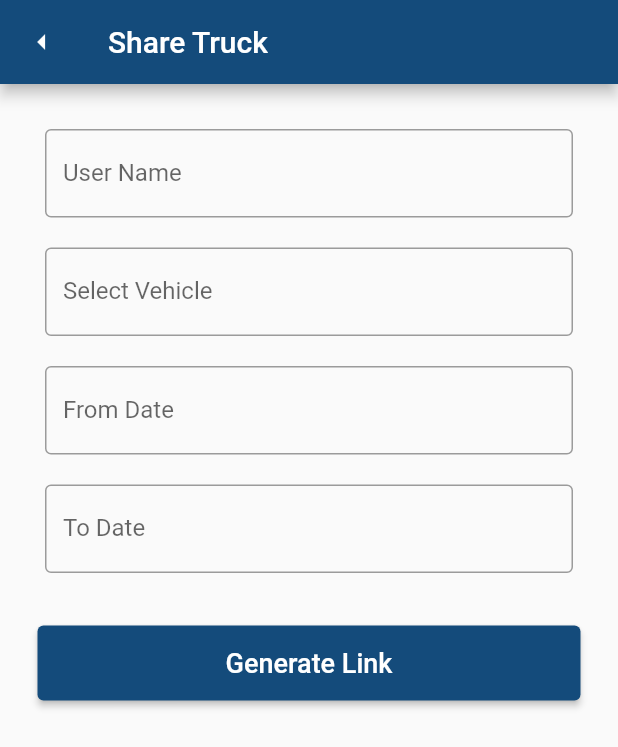
After one commit to anubhav11march/gps, a Flutter app: the shareTruck screen opened directly, on a phone screen of 412 x 824 dp. The commit adds this screen. Shown: the top 747 px of the screen. Run offline on Flutter 3.47's test engine with Material 2 defaults, Android fonts, the phone set to English and light mode, and no system bars.

Commit message:
Designed 4 pages - Alert Types, Forgot Pwd, Select Vehicles, Share Truck

```diff
--- a/lib/main.dart
+++ b/lib/main.dart
@@ -1,5 +1,9 @@
 import 'package:flutter/material.dart';
 import 'package:flutter/services.dart';
+import 'package:gps/screens/alert_type.dart';
+import 'package:gps/screens/forgot_pwd.dart';
+import 'package:gps/screens/select_vehicles.dart';
+import 'package:gps/screens/share_truck.dart';
 
 void main() {
   runApp(const MyApp());
--- /dev/null
+++ b/lib/screens/share_truck.dart
@@ -0,0 +1,70 @@
+import 'package:flutter/material.dart';
+
+class shareTruck extends StatelessWidget {
+  const shareTruck({ Key? key }) : super(key: key);
+
+  @override
+  Widget build(BuildContext context) {
+    return Scaffold(
+      appBar: AppBar(
+        automaticallyImplyLeading: false,
+        leading: Icon(Icons.arrow_left_outlined),
+        title: Text("Share Truck"),
+        backgroundColor: Color(0xFF144B7B),
+      ),
+      body: SingleChildScrollView(
+      child: Column(
+        children: [
+          Padding(
+            padding: EdgeInsets.fromLTRB(30, 30, 30, 10),
+            child: TextField(
+              decoration: InputDecoration(
+                border: OutlineInputBorder(),
+                labelText: "User Name",
+              ),
+            ),
+          ),
+          Padding(
+            padding: EdgeInsets.fromLTRB(30, 10, 30, 10),
+            child: TextField(
+              decoration: InputDecoration(
+                border: OutlineInputBorder(),
+                labelText: "Select Vehicle",
+              ),
+            ),
+          ),
+          Padding(
+            padding: EdgeInsets.fromLTRB(30, 10, 30, 10),
+            child: TextField(
+              decoration: InputDecoration(
+                border: OutlineInputBorder(),
+                labelText: "From Date",
+              ),
+            ),
+          ),
+          Padding(
+            padding: EdgeInsets.fromLTRB(30, 10, 30, 10),
+            child: TextField(
+              decoration: InputDecoration(
+                border: OutlineInputBorder(),
+                labelText: "To Date",
+              ),
+            ),
+          ),
+          Padding(
+            padding: EdgeInsets.all(25),
+            child: ElevatedButton(
+            onPressed: (){},
+            child: Text("Generate Link", style: TextStyle(fontSize: 18.0),),
+            style: ElevatedButton.styleFrom(
+              primary: Color(0xFF144B7B),
+              minimumSize: Size(MediaQuery.of(context).size.width, 50.0),
+            ),
+          ),
+          ),
+        ],
+      ),
+    )
+    );
+  }
+}
```
Also changed, not shown: lib/screens/alert_type.dart (added, +48 -0 lines), lib/screens/forgot_pwd.dart (added, +67 -0 lines), lib/screens/select_vehicles.dart (added, +48 -0 lines), pubspec.lock.
